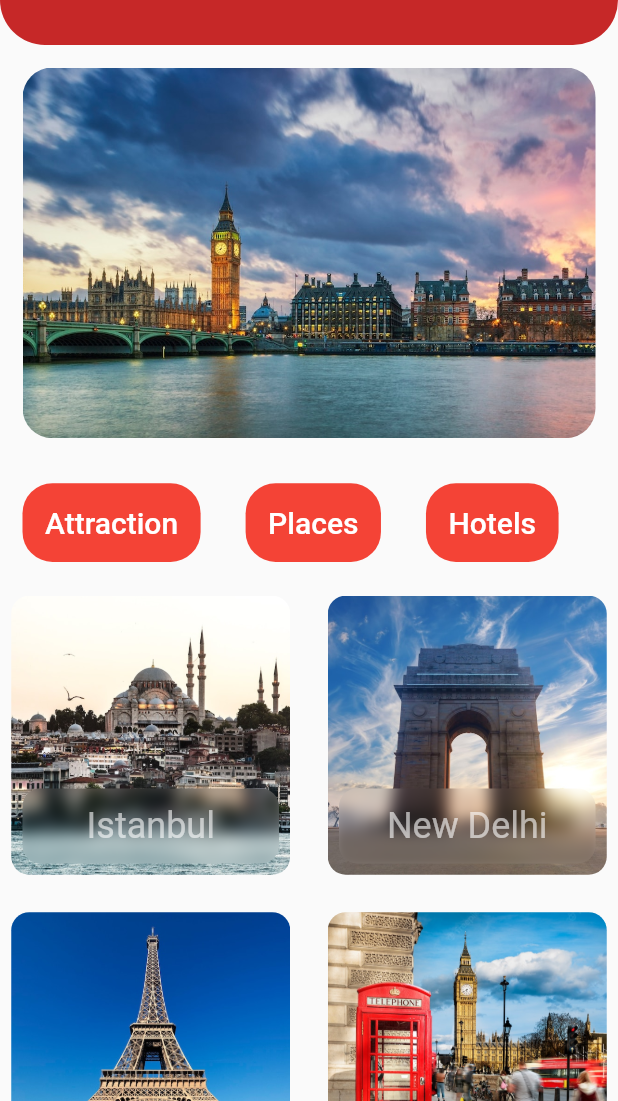
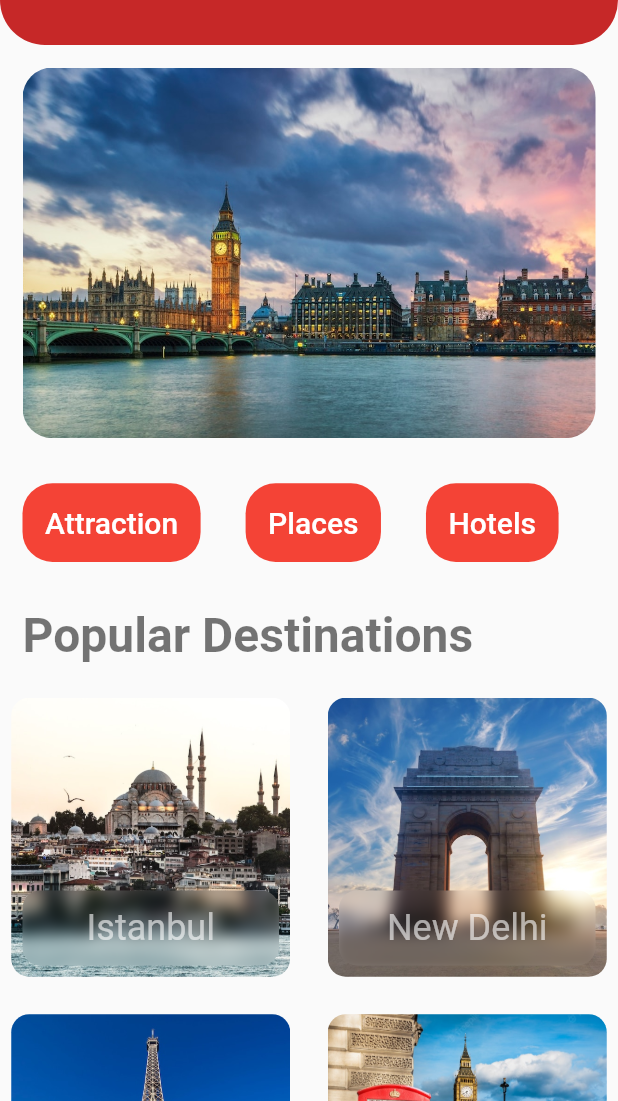
Before and after one commit to yamisagi/flutterdevcamp_travel_ui, a Flutter app: the screen it shows after launch, on a phone screen of 412 x 824 dp, the part 135-1236 px from its top. Run offline on Flutter 3.47's test engine with Material 2 defaults, Android fonts, the phone set to English and light mode, and no system bars; drawn by our look-alikes of glass_kit.

Commit message:
fixed text

```diff
--- a/lib/pages/home_page.dart
+++ b/lib/pages/home_page.dart
@@ -25,6 +25,20 @@ class HomePage extends StatelessWidget {
                 children: const [...Constants.componentList],
               ),
             ),
+            Padding(
+              padding: Constants.cardPadding,
+              child: SizedBox(
+                width: MediaQuery.of(context).size.width,
+                child: Text(
+                  Constants.popularText,
+                  textAlign: TextAlign.left,
+                  style: Theme.of(context).textTheme.headline4?.copyWith(
+                        fontSize: 32,
+                        fontWeight: FontWeight.bold,
+                      ),
+                ),
+              ),
+            ),
             const GridComponent()
           ],
         ),
--- a/lib/utils/constant/constants.dart
+++ b/lib/utils/constant/constants.dart
@@ -7,6 +7,7 @@ class Constants {
 //------------STRING CONSTANTS----------------
   static const String appName = "Travel App";
   static const String containerImagePath = "assets/container_pic.png";
+  static const String popularText = 'Popular Destinations';
 
 //------------PAD&MARGIN CONSTANTS----------------
   static const cardMargin = EdgeInsets.all(15);
```
